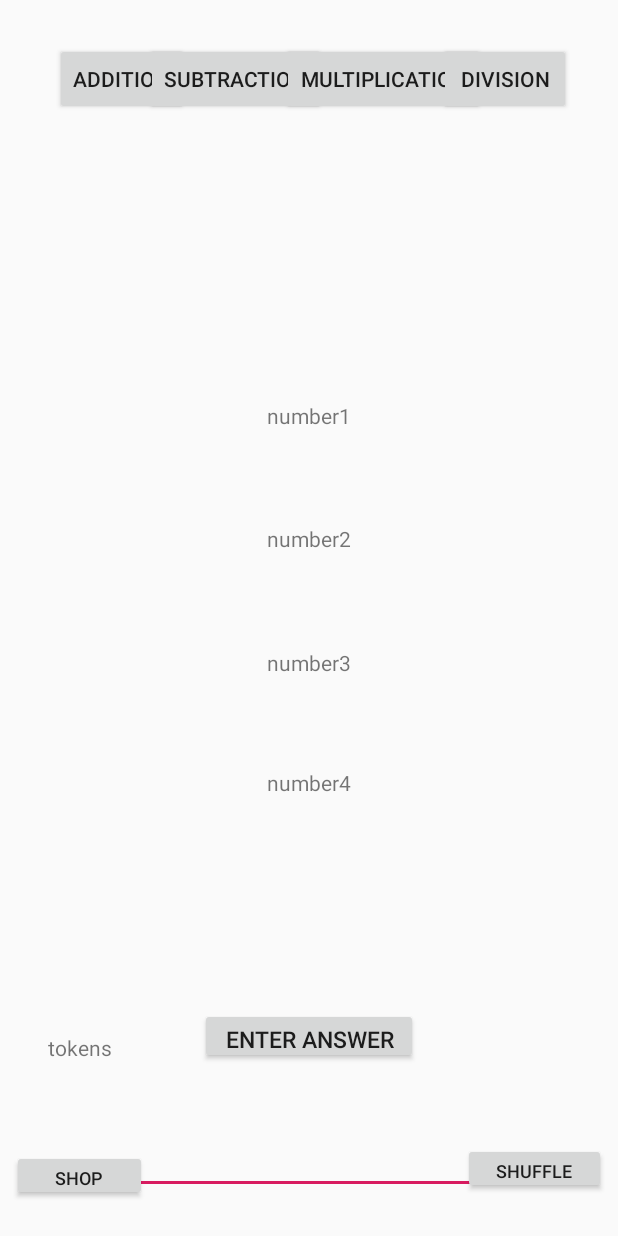
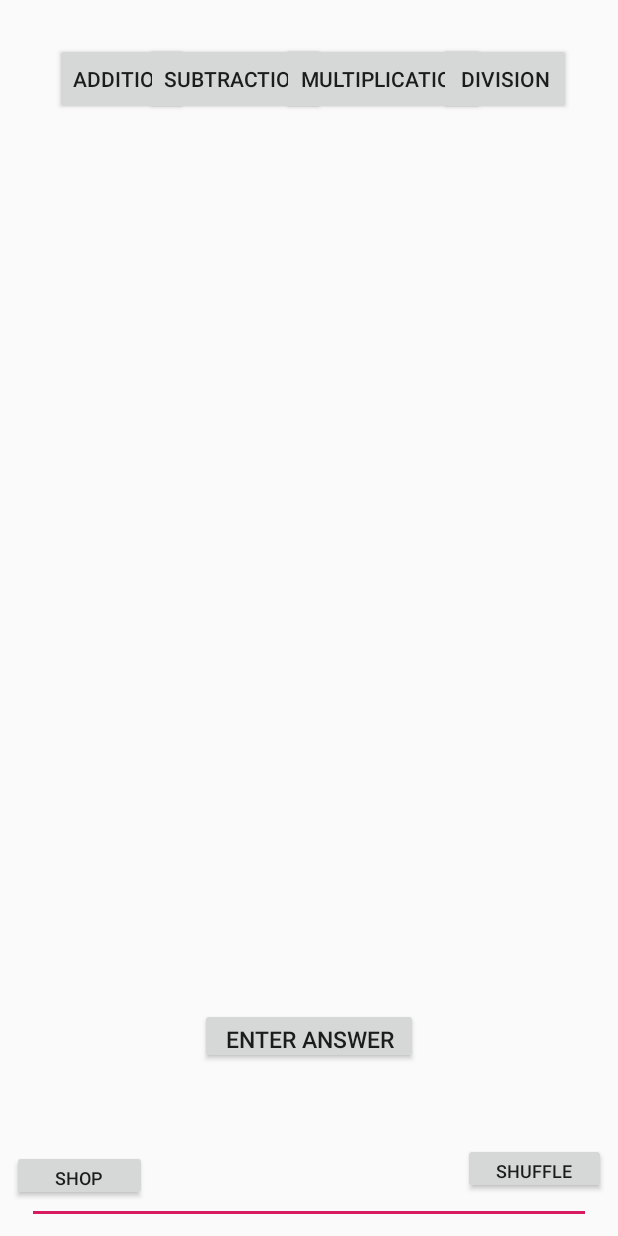
Before and after one commit to Mutra1/MathGame, an Android app: the screen it shows after launch (MainActivity), on a phone screen of 412 x 824 dp. Run offline under Robolectric (Android 15) with nearby library versions, the phone set to English and light mode, and no system bars.

Commit message:
bug fixes

```diff
--- a/app/src/main/res/layout/activity_main.xml
+++ b/app/src/main/res/layout/activity_main.xml
@@ -15,7 +15,6 @@
         android:layout_marginTop="8dp"
         android:layout_marginEnd="8dp"
         android:layout_marginBottom="8dp"
-        android:text="number4"
         android:textAlignment="center"
         app:layout_constraintBottom_toBottomOf="parent"
         app:layout_constraintEnd_toEndOf="parent"
@@ -31,7 +30,6 @@
         android:layout_marginTop="8dp"
         android:layout_marginEnd="8dp"
         android:layout_marginBottom="8dp"
-        android:text="number1"
         android:textAlignment="center"
         app:layout_constraintBottom_toBottomOf="parent"
         app:layout_constraintEnd_toEndOf="parent"
@@ -47,7 +45,6 @@
         android:layout_marginTop="8dp"
         android:layout_marginEnd="8dp"
         android:layout_marginBottom="8dp"
-        android:text="number2"
         android:textAlignment="center"
         app:layout_constraintBottom_toBottomOf="parent"
         app:layout_constraintEnd_toEndOf="parent"
@@ -127,7 +124,6 @@
         android:layout_marginTop="8dp"
         android:layout_marginEnd="8dp"
         android:layout_marginBottom="8dp"
-        android:text="number3"
         android:textAlignment="center"
         app:layout_constraintBottom_toBottomOf="parent"
         app:layout_constraintEnd_toEndOf="parent"
@@ -155,7 +151,7 @@
     <EditText
         android:id="@+id/editText"
         android:layout_width="376dp"
-        android:layout_height="34dp"
+        android:layout_height="40dp"
         android:layout_marginStart="8dp"
         android:layout_marginTop="8dp"
         android:layout_marginEnd="8dp"
@@ -167,7 +163,7 @@
         app:layout_constraintEnd_toEndOf="parent"
         app:layout_constraintStart_toStartOf="parent"
         app:layout_constraintTop_toTopOf="parent"
-        app:layout_constraintVertical_bias="0.974" />
+        app:layout_constraintVertical_bias="1.0" />
 
     <Button
         android:id="@+id/enterAnswer"
@@ -211,7 +207,6 @@
         android:layout_marginTop="8dp"
         android:layout_marginEnd="8dp"
         android:layout_marginBottom="8dp"
-        android:text="tokens"
         android:textAlignment="center"
         android:textSize="14sp"
         app:layout_constraintBottom_toBottomOf="parent"
```
Also changed, not shown: app/src/main/java/com/example/murat/mathgame/Equation.java (+17 -6 lines), app/src/main/java/com/example/murat/mathgame/Game.java (+5 -5 lines), app/src/main/java/com/example/murat/mathgame/MainActivity.java (+9 -1 lines).
